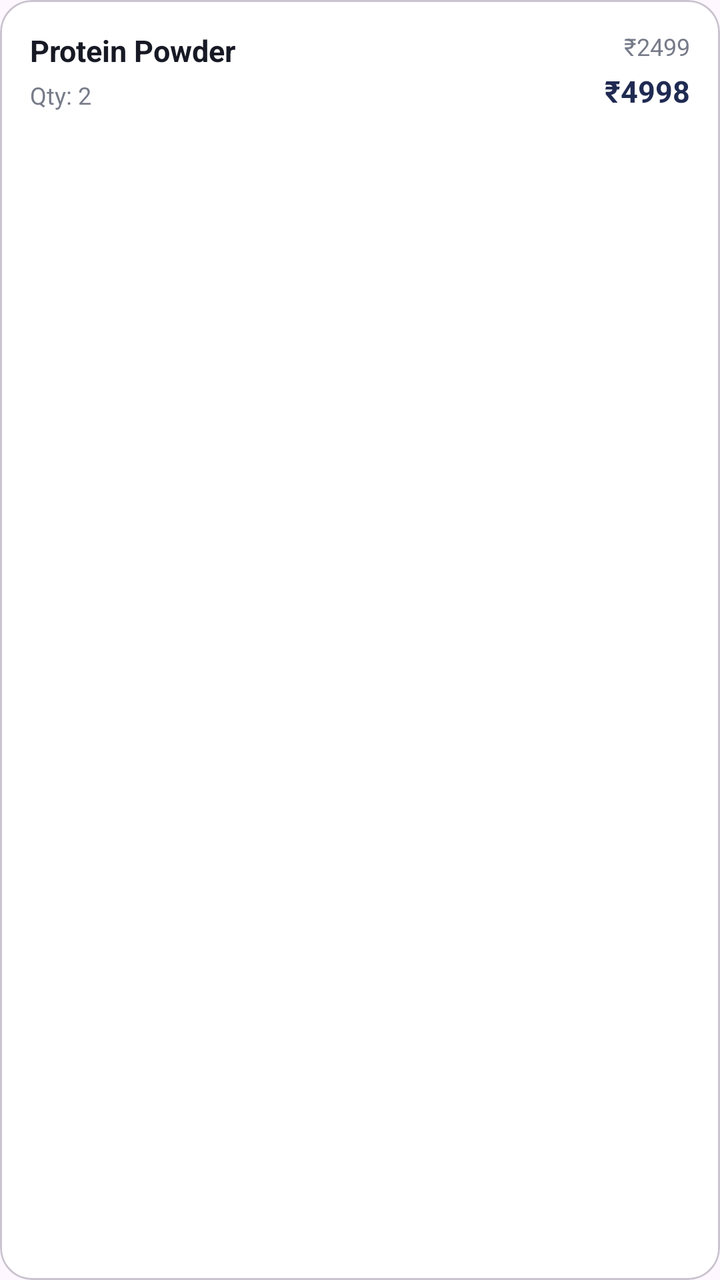
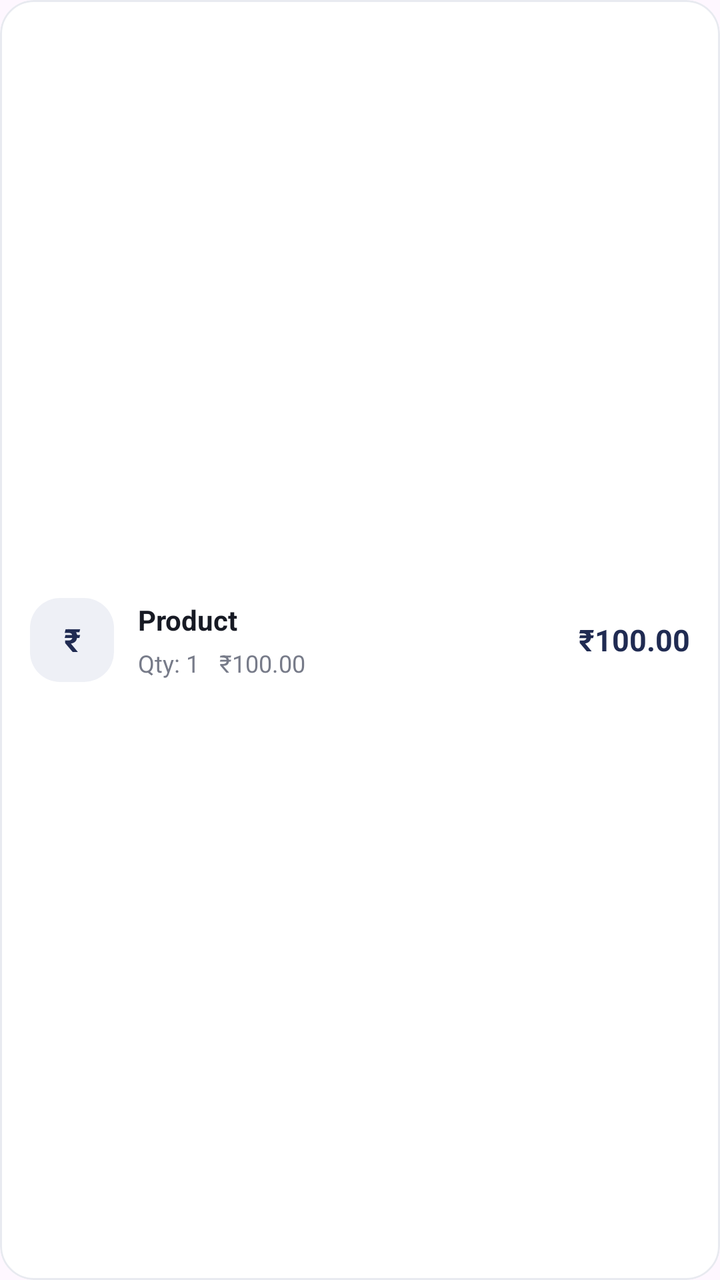

Screens rendered from an Android XML layout before and after an edit, with the pre-edit source and the edit as a unified diff.
<!-- AndroidManifest.xml: application theme Theme.BillEasy -->
<!-- res/layout/item_bill_detail.xml -->
<?xml version="1.0" encoding="utf-8"?>
<com.google.android.material.card.MaterialCardView
    xmlns:android="http://schemas.android.com/apk/res/android"
    xmlns:app="http://schemas.android.com/apk/res-auto"

    android:layout_width="match_parent"
    android:layout_height="wrap_content"
    android:layout_marginBottom="8dp"

    app:cardBackgroundColor="#FFFFFF"
    app:cardCornerRadius="16dp"
    app:cardElevation="0dp">

    <LinearLayout
        android:layout_width="match_parent"
        android:layout_height="wrap_content"
        android:gravity="center_vertical"
        android:padding="15dp">

        <LinearLayout
            android:layout_width="0dp"
            android:layout_height="wrap_content"
            android:layout_weight="1"
            android:orientation="vertical">

            <TextView
                android:id="@+id/tvName"
                android:layout_width="wrap_content"
                android:layout_height="wrap_content"
                android:text="Protein Powder"
                android:textColor="#171A24"
                android:textSize="15sp"
                android:textStyle="bold" />

            <TextView
                android:id="@+id/tvQuantity"
                android:layout_width="wrap_content"
                android:layout_height="wrap_content"
                android:layout_marginTop="4dp"
                android:text="Qty: 2"
                android:textColor="#777B89"
                android:textSize="12sp" />

        </LinearLayout>

        <LinearLayout
            android:layout_width="wrap_content"
            android:layout_height="wrap_content"
            android:gravity="end"
            android:orientation="vertical">

            <TextView
                android:id="@+id/tvPrice"
                android:layout_width="wrap_content"
                android:layout_height="wrap_content"
                android:text="₹2499"
                android:textColor="#777B89"
                android:textSize="12sp" />

            <TextView
                android:id="@+id/tvTotal"
                android:layout_width="wrap_content"
                android:layout_height="wrap_content"
                android:layout_marginTop="4dp"
                android:text="₹4998"
                android:textColor="#202B52"
                android:textSize="15sp"
                android:textStyle="bold" />

        </LinearLayout>

    </LinearLayout>

</com.google.android.material.card.MaterialCardView>
<!-- resources referenced by this layout -->
<resources>
  <style name="Theme.BillEasy" parent="Base.Theme.BillEasy" />
  <style name="Base.Theme.BillEasy" parent="Theme.Material3.DayNight.NoActionBar">
          
          
      </style>
</resources>

<!-- the commit's change to res/layout/item_bill_detail.xml (unified diff, before → after) -->
@@ -2,72 +2,81 @@
 <com.google.android.material.card.MaterialCardView
     xmlns:android="http://schemas.android.com/apk/res/android"
     xmlns:app="http://schemas.android.com/apk/res-auto"
-
     android:layout_width="match_parent"
-    android:layout_height="wrap_content"
-    android:layout_marginBottom="8dp"
-
+    android:layout_height="82dp"
+    android:layout_marginBottom="10dp"
     app:cardBackgroundColor="#FFFFFF"
-    app:cardCornerRadius="16dp"
-    app:cardElevation="0dp">
+    app:cardCornerRadius="17dp"
+    app:cardElevation="0dp"
+    app:strokeColor="#E8EAF0"
+    app:strokeWidth="1dp">
 
     <LinearLayout
         android:layout_width="match_parent"
-        android:layout_height="wrap_content"
+        android:layout_height="match_parent"
         android:gravity="center_vertical"
         android:padding="15dp">
+
+        <TextView
+            android:layout_width="42dp"
+            android:layout_height="42dp"
+            android:background="@drawable/bg_icon_box"
+            android:gravity="center"
+            android:text="₹"
+            android:textColor="#202B52"
+            android:textSize="16sp"
+            android:textStyle="bold" />
 
         <LinearLayout
             android:layout_width="0dp"
             android:layout_height="wrap_content"
+            android:layout_marginStart="12dp"
             android:layout_weight="1"
             android:orientation="vertical">
 
             <TextView
-                android:id="@+id/tvName"
+                android:id="@+id/tvProductName"
                 android:layout_width="wrap_content"
                 android:layout_height="wrap_content"
-                android:text="Protein Powder"
+                android:text="Product"
                 android:textColor="#171A24"
-                android:textSize="15sp"
+                android:textSize="14sp"
                 android:textStyle="bold" />
 
-            <TextView
-                android:id="@+id/tvQuantity"
+            <LinearLayout
                 android:layout_width="wrap_content"
                 android:layout_height="wrap_content"
-                android:layout_marginTop="4dp"
-                android:text="Qty: 2"
-                android:textColor="#777B89"
-                android:textSize="12sp" />
+                android:layout_marginTop="4dp">
+
+                <TextView
+                    android:id="@+id/tvQuantity"
+                    android:layout_width="wrap_content"
+                    android:layout_height="wrap_content"
+                    android:text="Qty: 1"
+                    android:textColor="#777B89"
+                    android:textSize="12sp" />
+
+                <TextView
+                    android:id="@+id/tvPrice"
+                    android:layout_width="wrap_content"
+                    android:layout_height="wrap_content"
+                    android:layout_marginStart="10dp"
+                    android:text="₹100.00"
+                    android:textColor="#777B89"
+                    android:textSize="12sp" />
+
+            </LinearLayout>
 
         </LinearLayout>
 
-        <LinearLayout
+        <TextView
+            android:id="@+id/tvTotal"
             android:layout_width="wrap_content"
             android:layout_height="wrap_content"
-            android:gravity="end"
-            android:orientation="vertical">
-
-            <TextView
-                android:id="@+id/tvPrice"
-                android:layout_width="wrap_content"
-                android:layout_height="wrap_content"
-                android:text="₹2499"
-                android:textColor="#777B89"
-                android:textSize="12sp" />
-
-            <TextView
-                android:id="@+id/tvTotal"
-                android:layout_width="wrap_content"
-                android:layout_height="wrap_content"
-                android:layout_marginTop="4dp"
-                android:text="₹4998"
-                android:textColor="#202B52"
-                android:textSize="15sp"
-                android:textStyle="bold" />
-
-        </LinearLayout>
+            android:text="₹100.00"
+            android:textColor="#202B52"
+            android:textSize="15sp"
+            android:textStyle="bold" />
 
     </LinearLayout>
 
<!-- resource entries referenced after the edit -->
@@ -1,5 +1,15 @@
 <!-- resources referenced by this layout -->
 <resources>
+  <!-- drawable bg_icon_box (drawable) -->
+  <?xml version="1.0" encoding="utf-8"?>
+  <shape xmlns:android="http://schemas.android.com/apk/res/android"
+      android:shape="rectangle">
+  
+      <solid android:color="#EEF0F6" />
+  
+      <corners android:radius="15dp" />
+  
+  </shape>
   <style name="Theme.BillEasy" parent="Base.Theme.BillEasy" />
   <style name="Base.Theme.BillEasy" parent="Theme.Material3.DayNight.NoActionBar">
           
